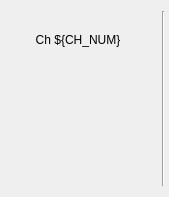
Qt form bsaDriverApp/pydm/bsssBld_channelMask.ui (slac-epics/bsaDriver) before a commit.
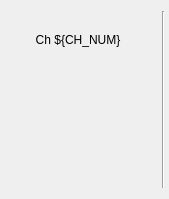
The same form after that commit. Custom widgets are drawn as their Qt base class.

Patch:
```diff
--- a/bsaDriverApp/pydm/bsssBld_channelMask.ui
+++ b/bsaDriverApp/pydm/bsssBld_channelMask.ui
@@ -7,7 +7,7 @@
     <x>0</x>
     <y>0</y>
     <width>169</width>
-    <height>197</height>
+    <height>199</height>
    </rect>
   </property>
   <property name="windowTitle">
```
Left out of the diff: 4 changed lines with no effect on the pictures.
